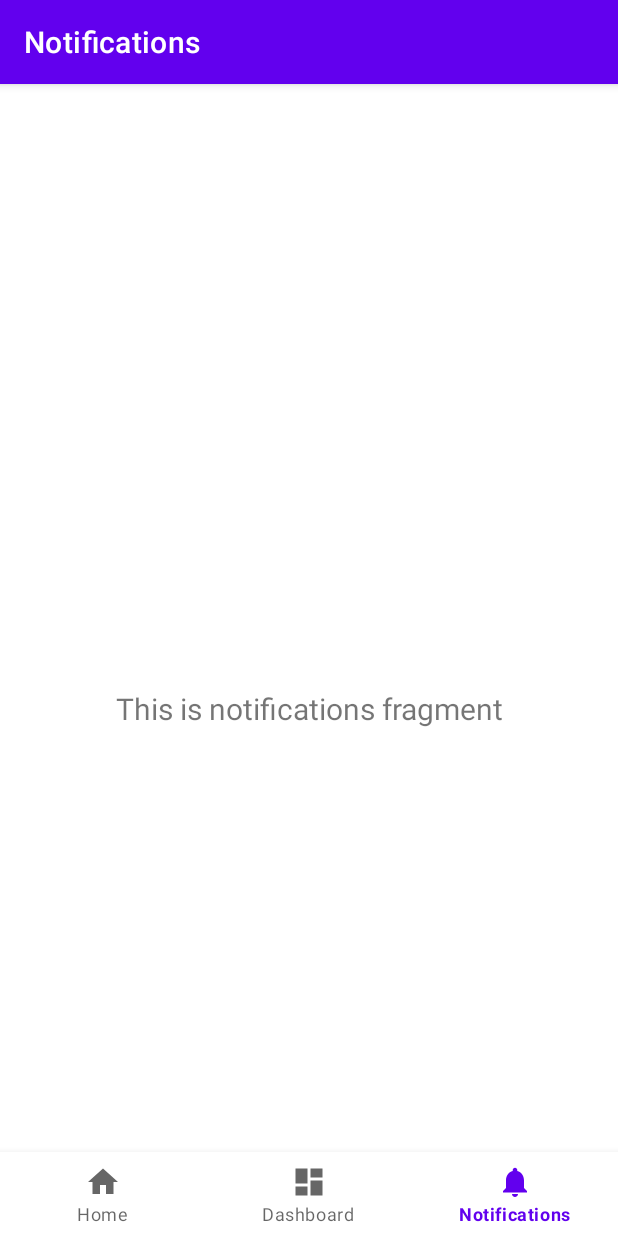
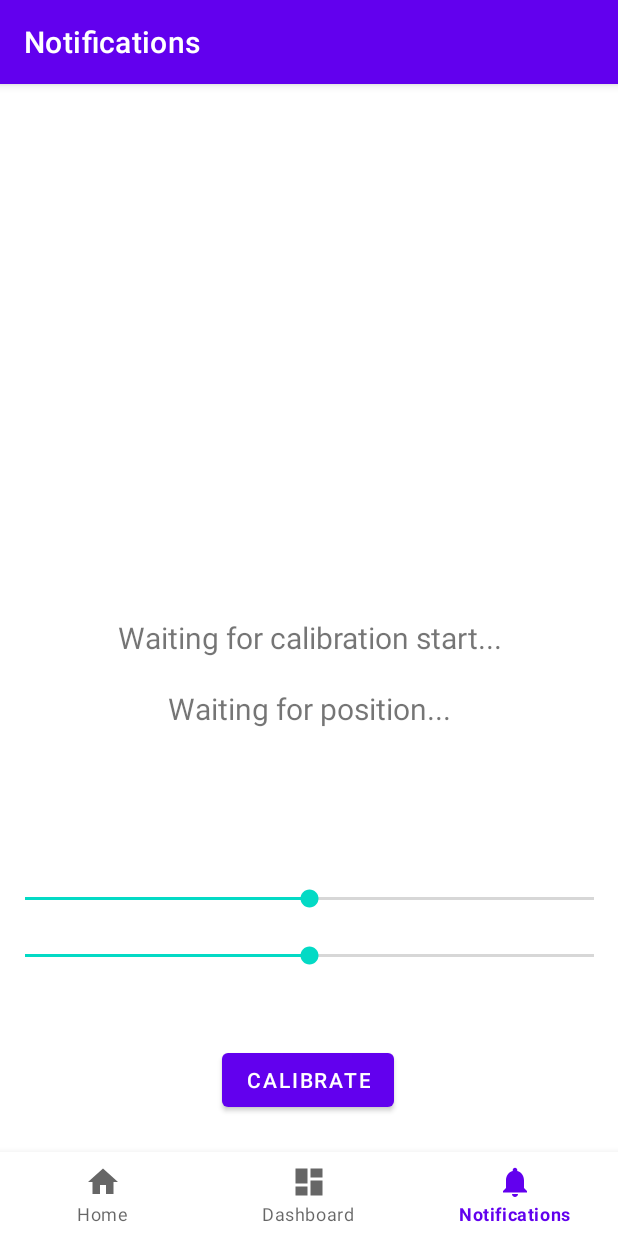
Before and after one commit to ardulogic/android-feyiu-remote, an Android app: the screen it shows after launch (MainActivity), item 3 of the bottom bar chosen, on a phone screen of 412 x 824 dp. Run offline under Robolectric (Android 15) with nearby library versions, the phone set to English and light mode, and no system bars; our stand-ins replace navigation-ui; libraries missing offline, so code that uses them is left out: org.opencv.android, org.opencv.core, org.opencv.imgproc, org.opencv.objdetect; 5 statements that could not run were skipped.

Commit message:
Calibration Base Added

```diff
--- /dev/null
+++ b/app/src/main/java/com/feyiuremote/libs/Database/SQLiteTableWrapper.java
@@ -0,0 +1,105 @@
+package com.feyiuremote.libs.Database;
+
+import android.content.ContentValues;
+import android.content.Context;
+import android.database.Cursor;
+import android.database.SQLException;
+import android.database.sqlite.SQLiteDatabase;
+import android.util.Log;
+
+import java.util.ArrayList;
+import java.util.List;
+
+abstract public class SQLiteTableWrapper {
+
+    protected static String getDatabaseName() {
+        return "sqlite_db";
+    }
+
+    protected abstract String getDatabaseTableName();
+
+    protected static SQLiteDatabase dbHandler;
+
+    protected abstract String getTableCreateSQL();
+
+    protected static final int DATABASE_VERSION = 1;
+
+    protected abstract String[] getColumnNames();
+
+    public SQLiteTableWrapper(Context context) {
+        if (dbHandler == null) {
+            dbHandler = context.openOrCreateDatabase(getDatabaseName(), Context.MODE_PRIVATE, null);
+
+            if (!tableExists(getDatabaseTableName())) {
+                dbHandler.execSQL(getTableCreateSQL());
+            }
+        }
+    }
+
+    public boolean tableExists(String tableName) {
+        if (dbHandler != null) {
+            String query = "select DISTINCT tbl_name from sqlite_master where tbl_name = '" + tableName + "'";
+            try (Cursor cursor = dbHandler.rawQuery(query, null)) {
+                if (cursor != null) {
+                    if (cursor.getCount() > 0) {
+                        return true;
+                    }
+                }
+                return false;
+            }
+        }
+
+        return false;
+    }
+
+    public void close() {
+        dbHandler.close();
+        dbHandler = null;
+    }
+
+    public void create(ContentValues values) {
+        dbHandler.insert(getDatabaseTableName(), null, values);
+    }
+
+    public void delete(long rowId) {
+        dbHandler.delete(getDatabaseTableName(), "_id=" + rowId, null);
+    }
+
+    protected abstract ContentValues parseRow(Cursor c);
+
+    public List<ContentValues> getAll() {
+        ArrayList<ContentValues> ret = new ArrayList<ContentValues>();
+        try {
+            Cursor c = dbHandler.query(getDatabaseTableName(), getColumnNames(),
+                    null, null, null, null, null);
+
+            int numRows = c.getCount();
+            c.moveToFirst();
+
+            for (int i = 0; i < numRows; ++i) {
+                ret.add(parseRow(c));
+                ContentValues row = new ContentValues();
+                ret.add(row);
+                c.moveToNext();
+            }
+        } catch (SQLException e) {
+            Log.e("Exception on query", e.toString());
+        }
+
+        return ret;
+    }
+
+    public ContentValues get(long rowId) {
+        ContentValues cv = new ContentValues();
+
+        Cursor c = dbHandler.query(getDatabaseTableName(), getColumnNames(), "_id=" + rowId,
+                null, null, null, null);
+
+        return parseRow(c);
+    }
+
+    public void update(long rowId, ContentValues values) {
+        dbHandler.update(getDatabaseTableName(), values, "_id=" + rowId, null);
+    }
+
+}
--- /dev/null
+++ b/app/src/main/java/com/feyiuremote/libs/Feiyu/calibration/CalibrationDbHelper.java
@@ -0,0 +1,75 @@
+package com.feyiuremote.libs.Feiyu.calibration;
+
+import android.content.ContentValues;
+import android.content.Context;
+import android.database.Cursor;
+import android.database.sqlite.SQLiteDatabase;
+
+import com.feyiuremote.libs.Database.SQLiteTableWrapper;
+
+public class CalibrationDbHelper extends SQLiteTableWrapper {
+
+    public CalibrationDbHelper(Context context) {
+        super(context);
+    }
+
+    @Override
+    protected String getDatabaseTableName() {
+        return "calibration";
+    }
+
+    @Override
+    protected String getTableCreateSQL() {
+        return "create table calibration(_id integer primary key autoincrement, "
+                + "joy_sens int not null,"
+                + "joy_val int not null,"
+                + "pan_speed float not null,"
+                + "pan_overshoot int not null,"
+                + "pan_dist int not null,"
+                + "tilt_speed float not null,"
+                + "tilt_overshoot int not null,"
+                + "tilt_dist int not null"
+                + ");";
+    }
+
+    @Override
+    protected String[] getColumnNames() {
+        return new String[]{"joy_sens", "joy_val",
+                "speed_pan", "overshoot_pan", "dist_pan",
+                "speed_tilt", "overshoot_tilt", "dist_tilt",
+        };
+    }
+
+    @Override
+    protected ContentValues parseRow(Cursor c) {
+        ContentValues row = new ContentValues();
+
+        row.put("_id", c.getLong(0));
+        row.put("joy_sens", c.getInt(1));
+        row.put("joy_val", c.getInt(2));
+        row.put("pan_speed", c.getInt(3));
+        row.put("pan_overshoot", c.getInt(4));
+        row.put("pan_dist", c.getInt(5));
+        row.put("tilt_speed", c.getInt(6));
+        row.put("tilt_overshoot", c.getInt(7));
+        row.put("tilt_dist", c.getInt(7));
+
+        return row;
+    }
+
+    public void updateOrCreate(ContentValues cv) {
+
+        int id = (int) dbHandler.insertWithOnConflict(getDatabaseTableName(), null, cv, SQLiteDatabase.CONFLICT_IGNORE);
+        if (id == -1) {
+            dbHandler.update(getDatabaseTableName(), cv, "joy_val=? AND joy_sens=?", new String[] {
+                    cv.getAsString("joy_val"),
+                    cv.getAsString("joy_sens"),
+            });
+        }
+    }
+
+    public void update(long rowId, ContentValues values) {
+        dbHandler.update(getDatabaseTableName(), values, "_id=" + rowId, null);
+    }
+
+}
--- /dev/null
+++ b/app/src/main/java/com/feyiuremote/libs/Feiyu/calibration/ICalibrationListener.java
@@ -0,0 +1,8 @@
+package com.feyiuremote.libs.Feiyu.calibration;
+
+import android.content.ContentValues;
+
+public interface ICalibrationListener {
+
+    void onCalFinished(ContentValues cv);
+}
--- a/app/src/main/java/com/feyiuremote/ui/notifications/NotificationsFragment.java
+++ b/app/src/main/java/com/feyiuremote/ui/notifications/NotificationsFragment.java
@@ -1,5 +1,6 @@
 package com.feyiuremote.ui.notifications;
 
+import android.content.ContentValues;
 import android.os.Bundle;
 import android.view.LayoutInflater;
 import android.view.View;
@@ -7,27 +8,99 @@ import android.view.ViewGroup;
 import android.widget.TextView;
 
 import androidx.annotation.NonNull;
+import androidx.annotation.Nullable;
 import androidx.fragment.app.Fragment;
+import androidx.lifecycle.Observer;
 import androidx.lifecycle.ViewModelProvider;
 
+import com.feyiuremote.MainActivity;
 import com.feyiuremote.databinding.FragmentNotificationsBinding;
+import com.feyiuremote.libs.Bluetooth.BluetoothModel;
+import com.feyiuremote.libs.Feiyu.FeyiuState;
+import com.feyiuremote.libs.Feiyu.FeyiuUtils;
+import com.feyiuremote.libs.Feiyu.calibration.CalibrationDbHelper;
+import com.feyiuremote.libs.Feiyu.calibration.CalibrationRunnable;
+import com.feyiuremote.libs.Feiyu.calibration.ICalibrationListener;
+
+import java.math.BigInteger;
 
 public class NotificationsFragment extends Fragment {
 
     private FragmentNotificationsBinding binding;
+    private MainActivity mainActivity;
+    private BluetoothModel mBluetoothViewModel;
+    private boolean mCharacteristicReady;
+    private CalibrationDbHelper mDb;
+    private CalibrationRunnable mCalRunnable;
 
     public View onCreateView(@NonNull LayoutInflater inflater,
                              ViewGroup container, Bundle savedInstanceState) {
         NotificationsViewModel notificationsViewModel =
                 new ViewModelProvider(this).get(NotificationsViewModel.class);
 
+        mBluetoothViewModel = new ViewModelProvider(requireActivity()).get(BluetoothModel.class);
+
         binding = FragmentNotificationsBinding.inflate(inflater, container, false);
         View root = binding.getRoot();
 
-        final TextView textView = binding.textNotifications;
-        notificationsViewModel.getText().observe(getViewLifecycleOwner(), textView::setText);
+        final TextView posTextView = binding.textPos;
+        notificationsViewModel.getPosText().observe(getViewLifecycleOwner(), posTextView::setText);
+
+        final TextView calResTextView = binding.textCalResult;
+        notificationsViewModel.getCalResultText().observe(getViewLifecycleOwner(), calResTextView::setText);
+
+        mainActivity = (MainActivity) getActivity();
+
+        mDb = new CalibrationDbHelper(mainActivity);
+
+        mBluetoothViewModel.mCharacteristics.get(FeyiuUtils.NOTIFICATION_CHARACTERISTIC_ID)
+                .observe(getViewLifecycleOwner(), btCharacteristicPositionObserver);
+
+        binding.buttonCalibrate.setOnClickListener(new View.OnClickListener() {
+
+            @Override
+            public void onClick(View view) {
+                mCalRunnable = new CalibrationRunnable(
+                        binding.seekBarPanSens.getProgress(),
+                        55,
+                        mainActivity.mBluetoothLeService,
+                        new ICalibrationListener() {
+                            @Override
+                            public void onCalFinished(ContentValues cv) {
+                                notificationsViewModel.mCalResText.postValue(cv.toString());
+                                mDb.updateOrCreate(cv);
+                            }
+                        }
+                );
+
+                mainActivity.executor.execute(mCalRunnable);
+            }
+        });
+
         return root;
     }
+
+
+
+    // Create the observer which updates the UI.
+    final Observer<byte[]> btCharacteristicPositionObserver = new Observer<byte[]>() {
+
+        @Override
+        public void onChanged(@Nullable final byte[] value) {
+            FeyiuState.getInstance().update(value);
+
+            final TextView mTextPosition = binding.textPos;
+
+            mTextPosition.setText(
+                    FeyiuState.getInstance().pos_tilt.getValue().toString() + " | " +
+                            FeyiuState.getInstance().pos_pan.getValue().toString() + " | " +
+                            FeyiuState.getInstance().pos_yaw.getValue().toString());
+
+            if (mCalRunnable != null) {
+                mCalRunnable.characteristicTick();
+            }
+        }
+    };
 
     @Override
     public void onDestroyView() {
--- a/app/src/main/java/com/feyiuremote/ui/notifications/NotificationsViewModel.java
+++ b/app/src/main/java/com/feyiuremote/ui/notifications/NotificationsViewModel.java
@@ -6,14 +6,22 @@ import androidx.lifecycle.ViewModel;
 
 public class NotificationsViewModel extends ViewModel {
 
-    private final MutableLiveData<String> mText;
+    public final MutableLiveData<String> mPosText;
+    public final MutableLiveData<String> mCalResText;
 
     public NotificationsViewModel() {
-        mText = new MutableLiveData<>();
-        mText.setValue("This is notifications fragment");
+        mCalResText = new MutableLiveData<>();
+        mPosText = new MutableLiveData<>();
+
+        mPosText.setValue("Waiting for position...");
+        mCalResText.setValue("Waiting for calibration start...");
     }
 
-    public LiveData<String> getText() {
-        return mText;
+    public LiveData<String> getPosText() {
+        return mPosText;
+    }
+
+    public LiveData<String> getCalResultText() {
+        return mCalResText;
     }
 }
--- a/app/src/main/res/layout/fragment_notifications.xml
+++ b/app/src/main/res/layout/fragment_notifications.xml
@@ -6,8 +6,40 @@
     android:layout_height="match_parent"
     tools:context=".ui.notifications.NotificationsFragment">
 
+    <Button
+        android:id="@+id/buttonCalibrate"
+        android:layout_width="wrap_content"
+        android:layout_height="wrap_content"
+        android:layout_marginBottom="80dp"
+        android:text="Calibrate"
+        app:layout_constraintBottom_toBottomOf="parent"
+        app:layout_constraintEnd_toEndOf="parent"
+        app:layout_constraintHorizontal_bias="0.498"
+        app:layout_constraintStart_toStartOf="parent" />
+
+    <SeekBar
+        android:id="@+id/seekBarTiltSens"
+        android:layout_width="411dp"
+        android:layout_height="wrap_content"
+        android:layout_marginBottom="50dp"
+        android:progress="50"
+        app:layout_constraintBottom_toTopOf="@+id/buttonCalibrate"
+        app:layout_constraintEnd_toEndOf="parent"
+        app:layout_constraintHorizontal_bias="1.0"
+        app:layout_constraintStart_toStartOf="parent" />
+
+    <SeekBar
+        android:id="@+id/seekBarPanSens"
+        android:layout_width="411dp"
+        android:layout_height="wrap_content"
+        android:layout_marginBottom="20dp"
+        android:progress="50"
+        app:layout_constraintBottom_toTopOf="@+id/seekBarTiltSens"
+        app:layout_constraintEnd_toEndOf="parent"
+        app:layout_constraintStart_toStartOf="parent" />
+
     <TextView
-        android:id="@+id/text_notifications"
+        android:id="@+id/text_pos"
         android:layout_width="match_parent"
         android:layout_height="wrap_content"
         android:layout_marginEnd="8dp"
@@ -19,4 +51,18 @@
         app:layout_constraintEnd_toEndOf="parent"
         app:layout_constraintStart_toStartOf="parent"
         app:layout_constraintTop_toTopOf="parent" />
+
+    <TextView
+        android:id="@+id/text_cal_result"
+        android:layout_width="match_parent"
+        android:layout_height="wrap_content"
+        android:layout_marginBottom="20dp"
+        android:layout_marginEnd="8dp"
+        android:layout_marginStart="8dp"
+        android:textAlignment="center"
+        android:textSize="20sp"
+        app:layout_constraintBottom_toTopOf="@+id/text_pos"
+        app:layout_constraintEnd_toEndOf="parent"
+        app:layout_constraintHorizontal_bias="0.0"
+        app:layout_constraintStart_toStartOf="parent" />
 </androidx.constraintlayout.widget.ConstraintLayout>
```
Also changed, not shown: app/src/main/java/com/feyiuremote/libs/Feiyu/FeyiuState.java (+6 -6 lines), app/src/main/java/com/feyiuremote/libs/Feiyu/FeyiuUtils.java (+52 -0 lines), app/src/main/java/com/feyiuremote/libs/Feiyu/calibration/CalibrationRunnable.java (added, +106 -0 lines), app/src/main/java/com/feyiuremote/ui/home/HomeFragment.java (+46 -4 lines), 65 other files.
